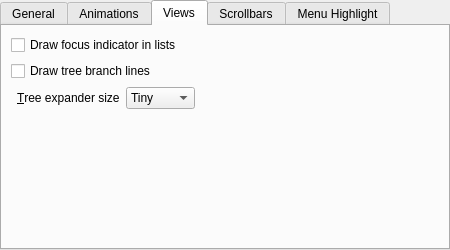
Qt form kstyle/config/ui/oxygenstyleconfig.ui (KDE/oxygen) before a commit.
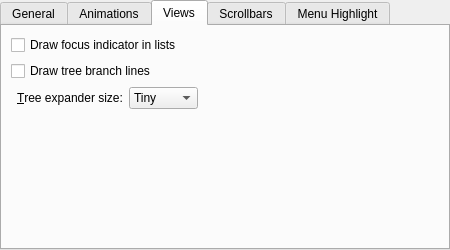
The same form after that commit. The open tabs and pages were chosen to show the change. Custom widgets are drawn as their Qt base class.

Commit message: oxygenstyleconfig: Add colon in front of combobox

What changed in the file:
```diff
--- a/kstyle/config/ui/oxygenstyleconfig.ui
+++ b/kstyle/config/ui/oxygenstyleconfig.ui
@@ -195,7 +195,7 @@
           <item>
            <widget class="QLabel" name="label_4">
             <property name="text">
-             <string>&amp;Tree expander size</string>
+             <string>&amp;Tree expander size:</string>
             </property>
             <property name="buddy">
              <cstring>_viewTriangularExpanderSize</cstring>
```
